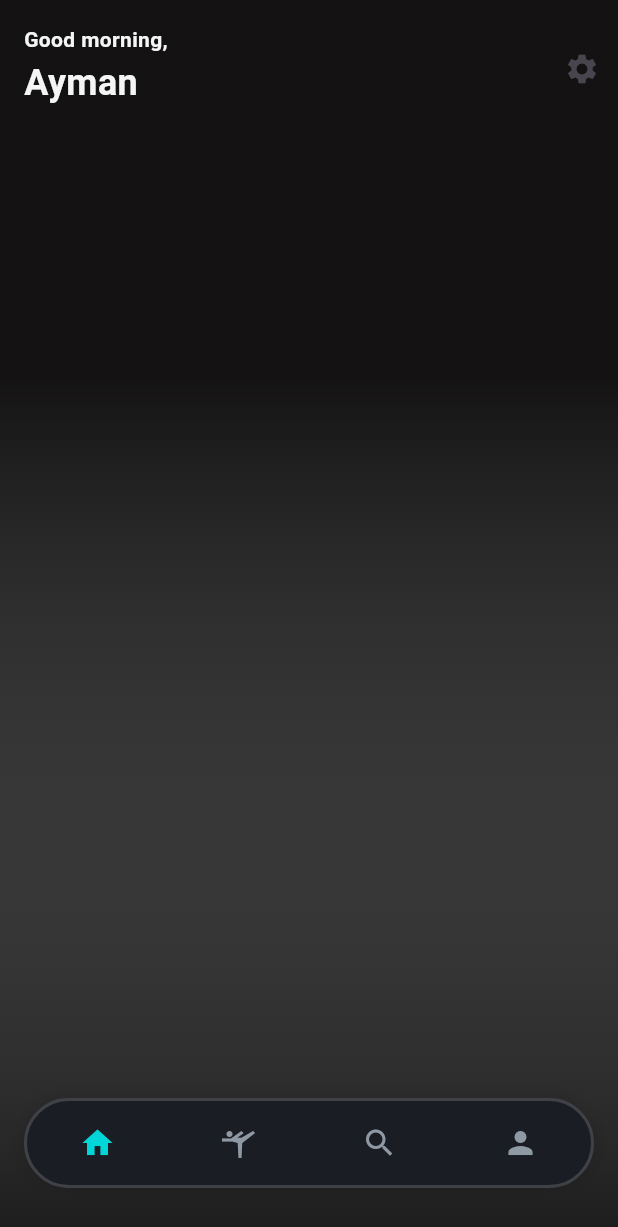
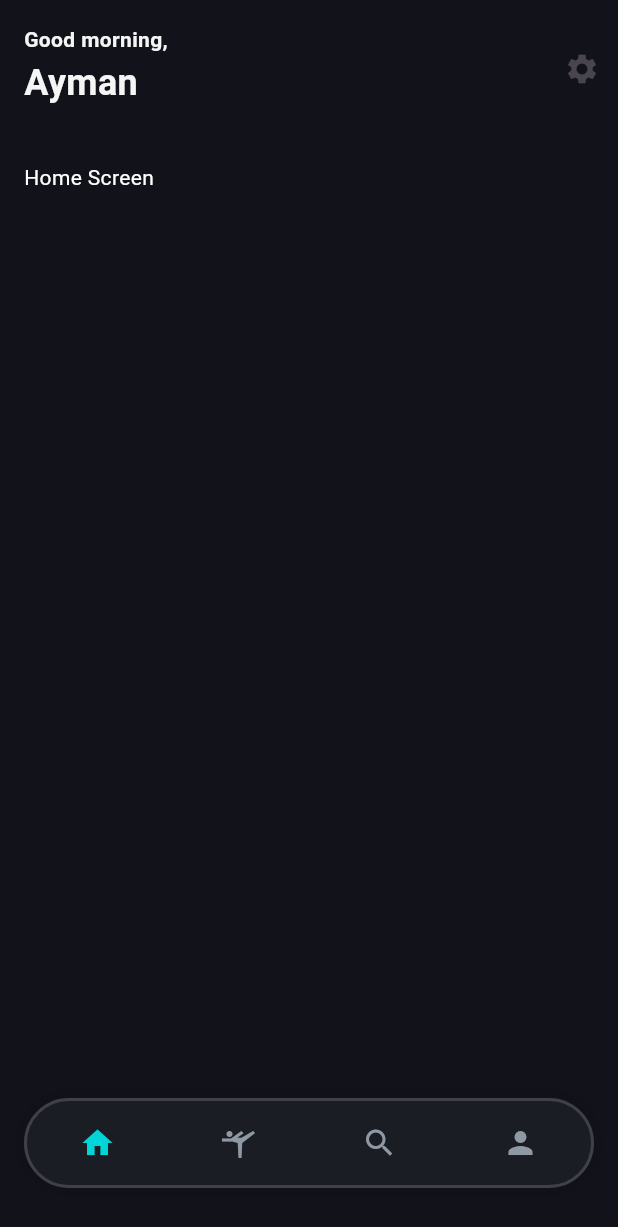
Before and after one commit to Mohamed98Ayman/fitness-app, a Flutter app: the screen it shows after launch, on a phone screen of 412 x 824 dp. Shown: the top 1227 px of the screen. Run offline on Flutter 3.47's test engine with Material 3 defaults, Android fonts, the phone set to English and light mode, and no system bars; our stand-ins replace cached_network_image, dio, flutter_dotenv, flutter_riverpod, go_router, shimmer_animation; Roboto replaces fonts that are missing (Poppins).

Commit message:
quick fixes

```diff
--- a/fitness_app/lib/design_system/colors/primary_app_colors.model.dart
+++ b/fitness_app/lib/design_system/colors/primary_app_colors.model.dart
@@ -3,6 +3,7 @@ import 'dart:ui';
 class PrimaryAppColors {
   final Color x000000;
   final Color x00D6D7;
+  final Color x11121A;
   final Color x1A1F28;
   final Color x1A2C43;
   final Color x1B1D24;
@@ -17,6 +18,7 @@ class PrimaryAppColors {
   const PrimaryAppColors({
     required this.x000000,
     required this.x00D6D7,
+    required this.x11121A,
     required this.x1A1F28,
     required this.x1A2C43,
     required this.x1B1D24,
@@ -33,6 +35,7 @@ class PrimaryAppColors {
     return PrimaryAppColors(
       x000000: const Color(0xff000000),
       x00D6D7: const Color(0xff00D6D7),
+      x11121A: const Color(0xff11121A),
       x1A1F28: const Color(0xff1A1F28),
       x1A2C43: const Color(0xff1A2C43),
       x1B1D24: const Color(0xff1B1D24),
@@ -50,6 +53,7 @@ class PrimaryAppColors {
     return PrimaryAppColors(
       x000000: const Color(0xff000000),
       x00D6D7: const Color(0xff00D6D7),
+      x11121A: const Color(0xff11121A),
       x1A1F28: const Color(0xff1A1F28),
       x1A2C43: const Color(0xff1A2C43),
       x1B1D24: const Color(0xff1B1D24),
--- a/fitness_app/lib/home/presentation/view/home.screen.widget.dart
+++ b/fitness_app/lib/home/presentation/view/home.screen.widget.dart
@@ -10,8 +10,7 @@ class HomeScreen extends StatelessWidget {
     final design = context.design;
     final mediaQuery = MediaQuery.of(context).size;
     return AppScaffold(
-      extendBody: true,
-      extendBodyBehindAppBar: true,
+      backgroundColor: design.colors.primaryAppColors.x11121A,
       appBar: AppBar(
         leadingWidth: mediaQuery.width - design.sizes.s32,
         toolbarHeight: design.sizes.s92,
@@ -41,22 +40,14 @@ class HomeScreen extends StatelessWidget {
           IconButton(icon: const Icon(Icons.settings), onPressed: () {}),
         ],
       ),
-      body: Container(
-        color: design.colors.primaryAppColors.x1D1D1D,
-        child: Container(
-          decoration: BoxDecoration(
-            gradient: LinearGradient(
-              stops: [0.1, 0.3, 1],
-              colors: [
-                design.colors.primaryAppColors.x0A0708.withValues(alpha: 0.5),
-                design.colors.primaryAppColors.x0A0708.withValues(alpha: 0.5),
-                design.colors.primaryAppColors.xFFFFFF.withValues(alpha: 0),
-              ],
-              begin: Alignment.topCenter,
-              end: Alignment.bottomCenter,
+      body: SingleChildScrollView(
+        child: Column(
+          children: [
+            Container(
+              padding: EdgeInsets.all(design.spacings.s16),
+              child: Text('Home Screen', style: TextStyle(color: Colors.white)),
             ),
-          ),
-          child: const Center(child: Text('')),
+          ],
         ),
       ),
     );
--- a/fitness_app/lib/search/presentation/view/search.screen.dart
+++ b/fitness_app/lib/search/presentation/view/search.screen.dart
@@ -42,7 +42,7 @@ class SearchScreen extends ConsumerWidget {
           IconButton(icon: const Icon(Icons.settings), onPressed: () {}),
         ],
       ),
-      backgroundColor: const Color(0xFF11121A),
+      backgroundColor: design.colors.primaryAppColors.x11121A,
       body: Padding(
         padding: EdgeInsets.only(
           top: design.spacings.s130,
```
Also changed, not shown: fitness_app/lib/routing/router.config.dart.
